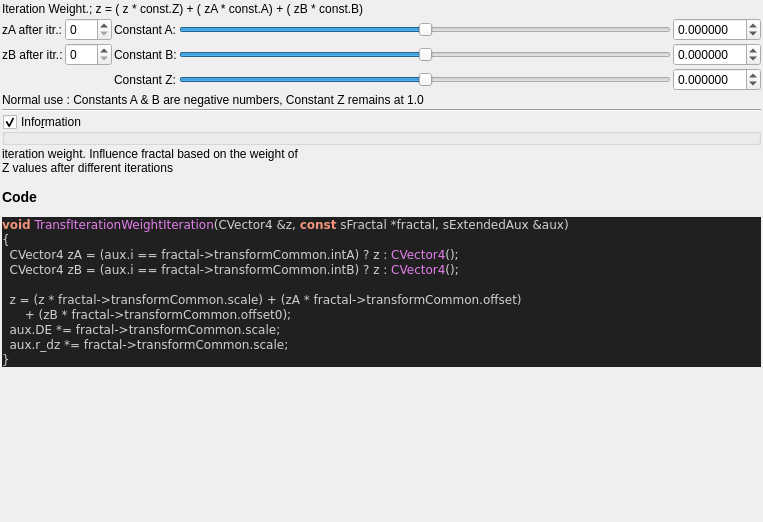
Before: the Qt Designer form mandelbulber2/formula/ui/fractal_transf_iteration_weight.ui in buddhi1980/mandelbulber2, drawn with Qt 5.
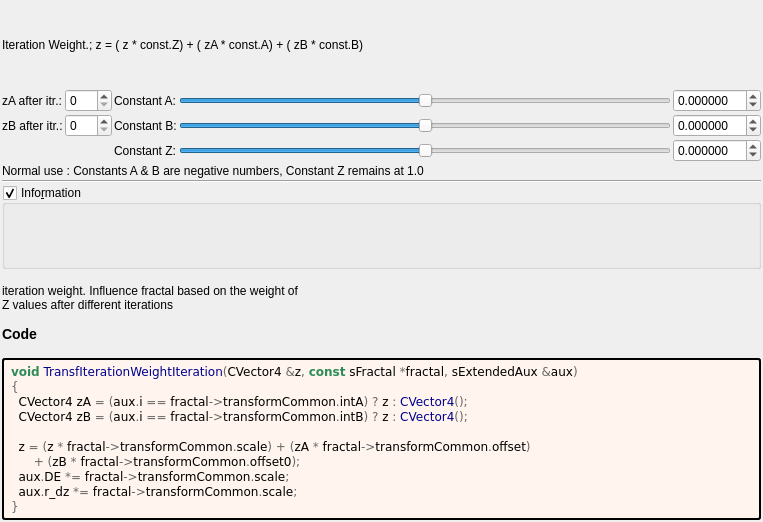
After: the same form once the commit is applied. Custom widgets are drawn as their Qt base class.

```diff
--- a/mandelbulber2/formula/ui/fractal_transf_iteration_weight.ui
+++ b/mandelbulber2/formula/ui/fractal_transf_iteration_weight.ui
@@ -305,22 +305,37 @@
     </widget>
    </item>
    <item>
-    <widget class="QLabel" name="label_code_content">
+	   <widget class="QLabel" name="label_information_general">
         <property name="text">
          <string notr="true">&lt;p&gt;iteration weight. Influence fractal based on the weight of&lt;br&gt;Z values after different iterations&lt;/p&gt;&lt;table&gt;
 &lt;/table&gt;
-&lt;h3&gt;Code&lt;/h3&gt;
-&lt;body style=&quot;background-color:#202020&quot;&gt;
-&lt;pre style=&quot;color:#d0d0d0; background-color:#202020;  font-family:'Courier New',monospace;&quot;&gt;&lt;span style=&quot;color:#f09479; font-weight:bold&quot;&gt;void&lt;/span&gt; &lt;span style=&quot;color:#e47eed&quot;&gt;TransfIterationWeightIteration&lt;/span&gt;&lt;span style=&quot;color:#d0d0d0&quot;&gt;(&lt;/span&gt;CVector4 &lt;span style=&quot;color:#d0d0d0&quot;&gt;&amp;amp;&lt;/span&gt;z&lt;span style=&quot;color:#d0d0d0&quot;&gt;,&lt;/span&gt; &lt;span style=&quot;color:#f09479; font-weight:bold&quot;&gt;const&lt;/span&gt; sFractal &lt;span style=&quot;color:#d0d0d0&quot;&gt;*&lt;/span&gt;fractal&lt;span style=&quot;color:#d0d0d0&quot;&gt;,&lt;/span&gt; sExtendedAux &lt;span style=&quot;color:#d0d0d0&quot;&gt;&amp;amp;&lt;/span&gt;aux&lt;span style=&quot;color:#d0d0d0&quot;&gt;)&lt;/span&gt;
-&lt;span style=&quot;color:#d0d0d0&quot;&gt;{&lt;/span&gt;
-  CVector4 zA &lt;span style=&quot;color:#d0d0d0&quot;&gt;= (&lt;/span&gt;aux&lt;span style=&quot;color:#d0d0d0&quot;&gt;.&lt;/span&gt;i &lt;span style=&quot;color:#d0d0d0&quot;&gt;==&lt;/span&gt; fractal&lt;span style=&quot;color:#d0d0d0&quot;&gt;-&amp;gt;&lt;/span&gt;transformCommon&lt;span style=&quot;color:#d0d0d0&quot;&gt;.&lt;/span&gt;intA&lt;span style=&quot;color:#d0d0d0&quot;&gt;)&lt;/span&gt; ? z &lt;span style=&quot;color:#d0d0d0&quot;&gt;:&lt;/span&gt; &lt;span style=&quot;color:#e47eed&quot;&gt;CVector4&lt;/span&gt;&lt;span style=&quot;color:#d0d0d0&quot;&gt;();&lt;/span&gt;
-  CVector4 zB &lt;span style=&quot;color:#d0d0d0&quot;&gt;= (&lt;/span&gt;aux&lt;span style=&quot;color:#d0d0d0&quot;&gt;.&lt;/span&gt;i &lt;span style=&quot;color:#d0d0d0&quot;&gt;==&lt;/span&gt; fractal&lt;span style=&quot;color:#d0d0d0&quot;&gt;-&amp;gt;&lt;/span&gt;transformCommon&lt;span style=&quot;color:#d0d0d0&quot;&gt;.&lt;/span&gt;intB&lt;span style=&quot;color:#d0d0d0&quot;&gt;)&lt;/span&gt; ? z &lt;span style=&quot;color:#d0d0d0&quot;&gt;:&lt;/span&gt; &lt;span style=&quot;color:#e47eed&quot;&gt;CVector4&lt;/span&gt;&lt;span style=&quot;color:#d0d0d0&quot;&gt;();&lt;/span&gt;
+&lt;h3&gt;Code&lt;/h3&gt;</string>
+		</property>
+		<property name="wordWrap">
+		 <bool>true</bool>
+		</property>
+		<property name="openExternalLinks">
+		 <bool>true</bool>
+		</property>
+		<property name="textInteractionFlags">
+		 <set>Qt::LinksAccessibleByMouse|Qt::TextSelectableByMouse</set>
+		</property>
+		</widget>
+	   </item>
+	   <item>
+	    <widget class="QLabel" name="label_code_content">
+		 <property name="text">
+		  <string notr="true">&lt;body style=&quot;background-color:#fff5ee&quot;&gt;
+&lt;pre style=&quot;color:#000000; background-color:#fff5ee;  font-family:'Courier New',monospace;&quot;&gt;&lt;span style=&quot;color:#2e8b57; font-weight:bold&quot;&gt;void&lt;/span&gt; &lt;span style=&quot;color:#00008f&quot;&gt;TransfIterationWeightIteration&lt;/span&gt;&lt;span style=&quot;color:#676767&quot;&gt;(&lt;/span&gt;CVector4 &lt;span style=&quot;color:#676767&quot;&gt;&amp;amp;&lt;/span&gt;z&lt;span style=&quot;color:#676767&quot;&gt;,&lt;/span&gt; &lt;span style=&quot;color:#2e8b57; font-weight:bold&quot;&gt;const&lt;/span&gt; sFractal &lt;span style=&quot;color:#676767&quot;&gt;*&lt;/span&gt;fractal&lt;span style=&quot;color:#676767&quot;&gt;,&lt;/span&gt; sExtendedAux &lt;span style=&quot;color:#676767&quot;&gt;&amp;amp;&lt;/span&gt;aux&lt;span style=&quot;color:#676767&quot;&gt;)&lt;/span&gt;
+&lt;span style=&quot;color:#676767&quot;&gt;{&lt;/span&gt;
+  CVector4 zA &lt;span style=&quot;color:#676767&quot;&gt;= (&lt;/span&gt;aux&lt;span style=&quot;color:#676767&quot;&gt;.&lt;/span&gt;i &lt;span style=&quot;color:#676767&quot;&gt;==&lt;/span&gt; fractal&lt;span style=&quot;color:#676767&quot;&gt;-&amp;gt;&lt;/span&gt;transformCommon&lt;span style=&quot;color:#676767&quot;&gt;.&lt;/span&gt;intA&lt;span style=&quot;color:#676767&quot;&gt;) ?&lt;/span&gt; z &lt;span style=&quot;color:#676767&quot;&gt;:&lt;/span&gt; &lt;span style=&quot;color:#00008f&quot;&gt;CVector4&lt;/span&gt;&lt;span style=&quot;color:#676767&quot;&gt;();&lt;/span&gt;
+  CVector4 zB &lt;span style=&quot;color:#676767&quot;&gt;= (&lt;/span&gt;aux&lt;span style=&quot;color:#676767&quot;&gt;.&lt;/span&gt;i &lt;span style=&quot;color:#676767&quot;&gt;==&lt;/span&gt; fractal&lt;span style=&quot;color:#676767&quot;&gt;-&amp;gt;&lt;/span&gt;transformCommon&lt;span style=&quot;color:#676767&quot;&gt;.&lt;/span&gt;intB&lt;span style=&quot;color:#676767&quot;&gt;) ?&lt;/span&gt; z &lt;span style=&quot;color:#676767&quot;&gt;:&lt;/span&gt; &lt;span style=&quot;color:#00008f&quot;&gt;CVector4&lt;/span&gt;&lt;span style=&quot;color:#676767&quot;&gt;();&lt;/span&gt;
 
-  z &lt;span style=&quot;color:#d0d0d0&quot;&gt;= (&lt;/span&gt;z &lt;span style=&quot;color:#d0d0d0&quot;&gt;*&lt;/span&gt; fractal&lt;span style=&quot;color:#d0d0d0&quot;&gt;-&amp;gt;&lt;/span&gt;transformCommon&lt;span style=&quot;color:#d0d0d0&quot;&gt;.&lt;/span&gt;scale&lt;span style=&quot;color:#d0d0d0&quot;&gt;) + (&lt;/span&gt;zA &lt;span style=&quot;color:#d0d0d0&quot;&gt;*&lt;/span&gt; fractal&lt;span style=&quot;color:#d0d0d0&quot;&gt;-&amp;gt;&lt;/span&gt;transformCommon&lt;span style=&quot;color:#d0d0d0&quot;&gt;.&lt;/span&gt;offset&lt;span style=&quot;color:#d0d0d0&quot;&gt;)&lt;/span&gt;
-      &lt;span style=&quot;color:#d0d0d0&quot;&gt;+ (&lt;/span&gt;zB &lt;span style=&quot;color:#d0d0d0&quot;&gt;*&lt;/span&gt; fractal&lt;span style=&quot;color:#d0d0d0&quot;&gt;-&amp;gt;&lt;/span&gt;transformCommon&lt;span style=&quot;color:#d0d0d0&quot;&gt;.&lt;/span&gt;offset0&lt;span style=&quot;color:#d0d0d0&quot;&gt;);&lt;/span&gt;
-  aux&lt;span style=&quot;color:#d0d0d0&quot;&gt;.&lt;/span&gt;DE &lt;span style=&quot;color:#d0d0d0&quot;&gt;*=&lt;/span&gt; fractal&lt;span style=&quot;color:#d0d0d0&quot;&gt;-&amp;gt;&lt;/span&gt;transformCommon&lt;span style=&quot;color:#d0d0d0&quot;&gt;.&lt;/span&gt;scale&lt;span style=&quot;color:#d0d0d0&quot;&gt;;&lt;/span&gt;
-  aux&lt;span style=&quot;color:#d0d0d0&quot;&gt;.&lt;/span&gt;r_dz &lt;span style=&quot;color:#d0d0d0&quot;&gt;*=&lt;/span&gt; fractal&lt;span style=&quot;color:#d0d0d0&quot;&gt;-&amp;gt;&lt;/span&gt;transformCommon&lt;span style=&quot;color:#d0d0d0&quot;&gt;.&lt;/span&gt;scale&lt;span style=&quot;color:#d0d0d0&quot;&gt;;&lt;/span&gt;
-&lt;span style=&quot;color:#d0d0d0&quot;&gt;}&lt;/span&gt;
+  z &lt;span style=&quot;color:#676767&quot;&gt;= (&lt;/span&gt;z &lt;span style=&quot;color:#676767&quot;&gt;*&lt;/span&gt; fractal&lt;span style=&quot;color:#676767&quot;&gt;-&amp;gt;&lt;/span&gt;transformCommon&lt;span style=&quot;color:#676767&quot;&gt;.&lt;/span&gt;scale&lt;span style=&quot;color:#676767&quot;&gt;) + (&lt;/span&gt;zA &lt;span style=&quot;color:#676767&quot;&gt;*&lt;/span&gt; fractal&lt;span style=&quot;color:#676767&quot;&gt;-&amp;gt;&lt;/span&gt;transformCommon&lt;span style=&quot;color:#676767&quot;&gt;.&lt;/span&gt;offset&lt;span style=&quot;color:#676767&quot;&gt;)&lt;/span&gt;
+      &lt;span style=&quot;color:#676767&quot;&gt;+ (&lt;/span&gt;zB &lt;span style=&quot;color:#676767&quot;&gt;*&lt;/span&gt; fractal&lt;span style=&quot;color:#676767&quot;&gt;-&amp;gt;&lt;/span&gt;transformCommon&lt;span style=&quot;color:#676767&quot;&gt;.&lt;/span&gt;offset0&lt;span style=&quot;color:#676767&quot;&gt;);&lt;/span&gt;
+  aux&lt;span style=&quot;color:#676767&quot;&gt;.&lt;/span&gt;DE &lt;span style=&quot;color:#676767&quot;&gt;*=&lt;/span&gt; fractal&lt;span style=&quot;color:#676767&quot;&gt;-&amp;gt;&lt;/span&gt;transformCommon&lt;span style=&quot;color:#676767&quot;&gt;.&lt;/span&gt;scale&lt;span style=&quot;color:#676767&quot;&gt;;&lt;/span&gt;
+  aux&lt;span style=&quot;color:#676767&quot;&gt;.&lt;/span&gt;r_dz &lt;span style=&quot;color:#676767&quot;&gt;*=&lt;/span&gt; fractal&lt;span style=&quot;color:#676767&quot;&gt;-&amp;gt;&lt;/span&gt;transformCommon&lt;span style=&quot;color:#676767&quot;&gt;.&lt;/span&gt;scale&lt;span style=&quot;color:#676767&quot;&gt;;&lt;/span&gt;
+&lt;span style=&quot;color:#676767&quot;&gt;}&lt;/span&gt;
 &lt;/pre&gt;
 &lt;/body&gt;</string>
         </property>
@@ -333,21 +348,11 @@
         <property name="textInteractionFlags">
          <set>Qt::LinksAccessibleByMouse|Qt::TextSelectableByMouse</set>
         </property>
-       </widget>
-   </item>
-   <item>
-    <spacer name="verticalSpacer">
-     <property name="orientation">
-      <enum>Qt::Vertical</enum>
-     </property>
-     <property name="sizeHint" stdset="0">
-      <size>
-       <width>20</width>
-       <height>40</height>
-      </size>
-     </property>
-    </spacer>
-   </item>
+		 <property name="styleSheet">
+		  <string notr="true">border-style: outset; border-width: 2px; border-radius: 3px; border-color: black; background-color: #fff5ee; padding: 4px;</string>
+		  </property>
+		 </widget>
+		</item>
   </layout>
  </widget>
  <customwidgets>
```
Lines whose indentation alone changed are shown as unchanged.
